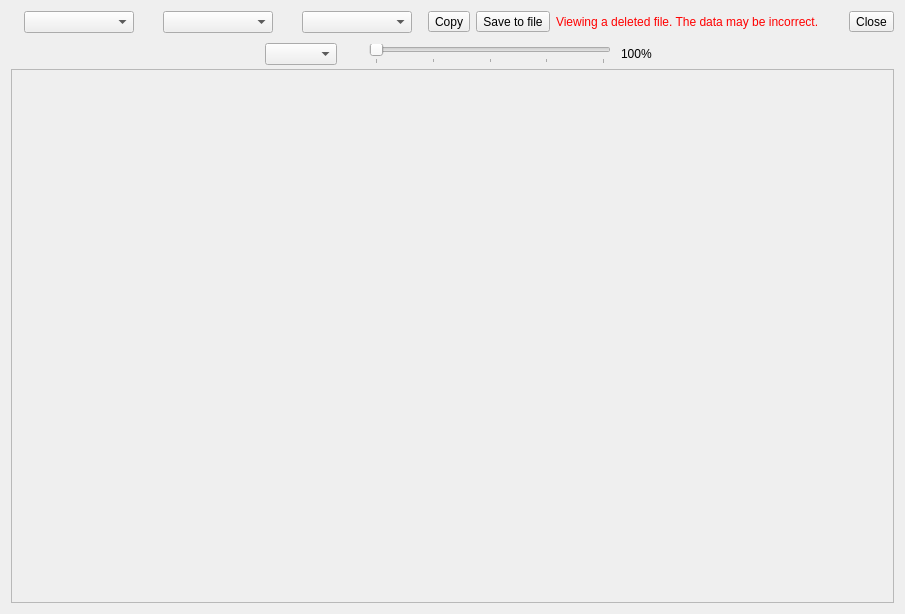
Ptr314/dsk_commander, file src/viewdialog.ui: the form before one commit.
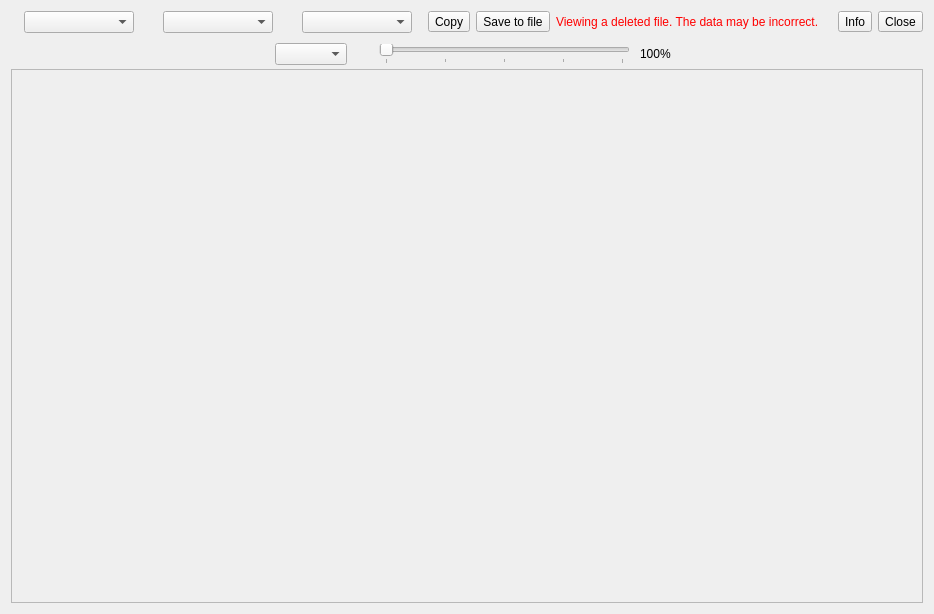
The form after the commit. Icons and pictures are not drawn.

Commit message: info in viewer

The edit to the form file:
```diff
--- a/src/viewdialog.ui
+++ b/src/viewdialog.ui
@@ -6,7 +6,7 @@
    <rect>
     <x>0</x>
     <y>0</y>
-    <width>905</width>
+    <width>934</width>
     <height>614</height>
    </rect>
   </property>
@@ -259,11 +259,44 @@
        </property>
       </spacer>
      </item>
+     <item>
+      <widget class="QToolButton" name="infoButton">
+       <property name="text">
+        <string>Info</string>
+       </property>
+       <property name="icon">
+        <iconset resource="resources.qrc">
+         <normaloff>:/icons/info</normaloff>:/icons/info</iconset>
+       </property>
+       <property name="iconSize">
+        <size>
+         <width>24</width>
+         <height>24</height>
+        </size>
+       </property>
+       <property name="toolButtonStyle">
+        <enum>Qt::ToolButtonStyle::ToolButtonTextBesideIcon</enum>
+       </property>
+      </widget>
+     </item>
      <item>
       <widget class="QToolButton" name="closeBtn">
        <property name="text">
         <string>Close</string>
        </property>
+       <property name="icon">
+        <iconset resource="resources.qrc">
+         <normaloff>:/icons/close</normaloff>:/icons/close</iconset>
+       </property>
+       <property name="iconSize">
+        <size>
+         <width>24</width>
+         <height>24</height>
+        </size>
+       </property>
+       <property name="toolButtonStyle">
+        <enum>Qt::ToolButtonStyle::ToolButtonTextBesideIcon</enum>
+       </property>
       </widget>
      </item>
     </layout>
@@ -495,8 +528,8 @@
              <rect>
               <x>0</x>
               <y>0</y>
-              <width>883</width>
-              <height>522</height>
+              <width>912</width>
+              <height>521</height>
              </rect>
             </property>
             <layout class="QVBoxLayout" name="verticalLayout_4">
```
The commit also changes 8 other files.
